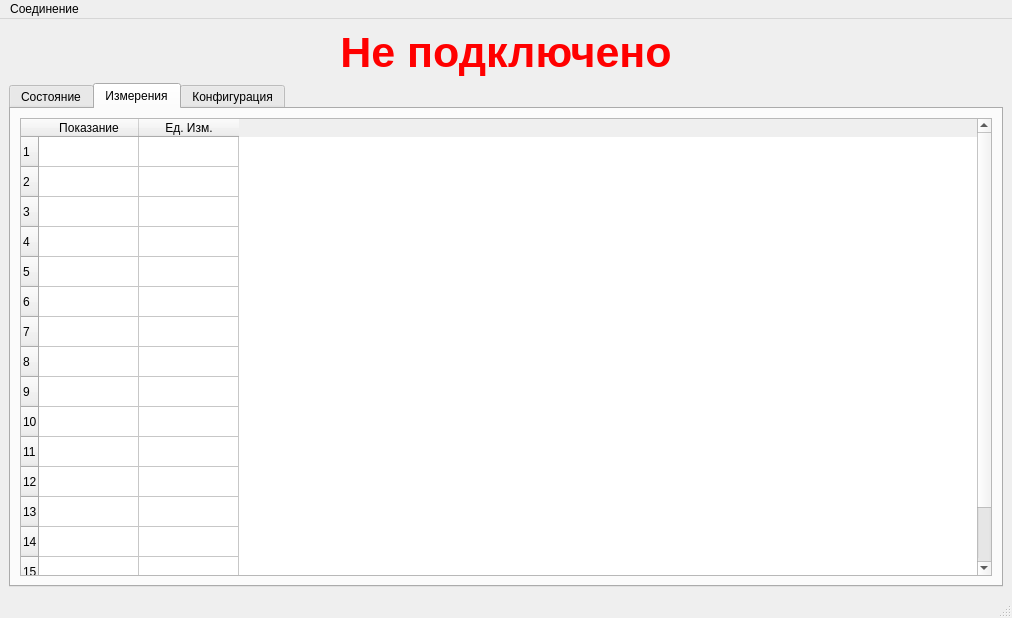
Above: mainwindow.ui from Balyaev-D-A/UNOConfigurator before the change. Below: the same form after it.
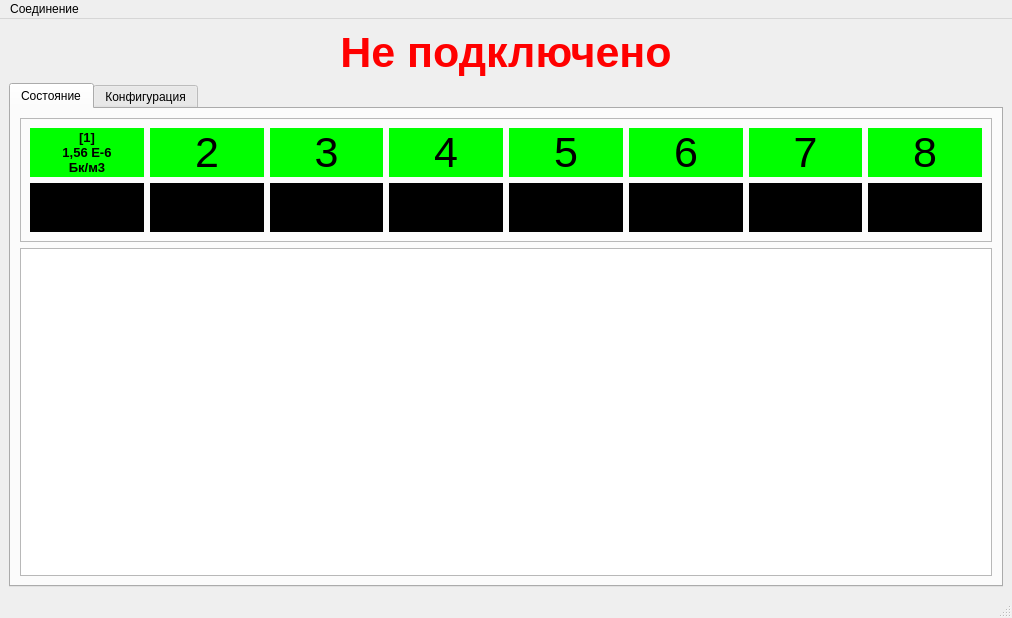
That is the form after the change. The open tabs and pages were chosen to show the change.

Commit message: Работа продолжается

Patch:
```diff
--- a/mainwindow.ui
+++ b/mainwindow.ui
@@ -382,107 +382,6 @@
         </item>
        </layout>
       </widget>
-      <widget class="QWidget" name="measureTab">
-       <attribute name="title">
-        <string>Измерения</string>
-       </attribute>
-       <layout class="QHBoxLayout" name="horizontalLayout">
-        <item>
-         <widget class="QTableWidget" name="tableWidget">
-          <row>
-           <property name="text">
-            <string>1</string>
-           </property>
-          </row>
-          <row>
-           <property name="text">
-            <string>2</string>
-           </property>
-          </row>
-          <row>
-           <property name="text">
-            <string>3</string>
-           </property>
-          </row>
-          <row>
-           <property name="text">
-            <string>4</string>
-           </property>
-          </row>
-          <row>
-           <property name="text">
-            <string>5</string>
-           </property>
-          </row>
-          <row>
-           <property name="text">
-            <string>6</string>
-           </property>
-          </row>
-          <row>
-           <property name="text">
-            <string>7</string>
-           </property>
-          </row>
-          <row>
-           <property name="text">
-            <string>8</string>
-           </property>
-          </row>
-          <row>
-           <property name="text">
-            <string>9</string>
-           </property>
-          </row>
-          <row>
-           <property name="text">
-            <string>10</string>
-           </property>
-          </row>
-          <row>
-           <property name="text">
-            <string>11</string>
-           </property>
-          </row>
-          <row>
-           <property name="text">
-            <string>12</string>
-           </property>
-          </row>
-          <row>
-           <property name="text">
-            <string>13</string>
-           </property>
-          </row>
-          <row>
-           <property name="text">
-            <string>14</string>
-           </property>
-          </row>
-          <row>
-           <property name="text">
-            <string>15</string>
-           </property>
-          </row>
-          <row>
-           <property name="text">
-            <string>16</string>
-           </property>
-          </row>
-          <column>
-           <property name="text">
-            <string>Показание</string>
-           </property>
-          </column>
-          <column>
-           <property name="text">
-            <string>Ед. Изм.</string>
-           </property>
-          </column>
-         </widget>
-        </item>
-       </layout>
-      </widget>
       <widget class="QWidget" name="configTab">
        <attribute name="title">
         <string>Конфигурация</string>
```
Left out of the diff: 8 changed lines with no effect on the pictures. The commit also changes 2 other files.
